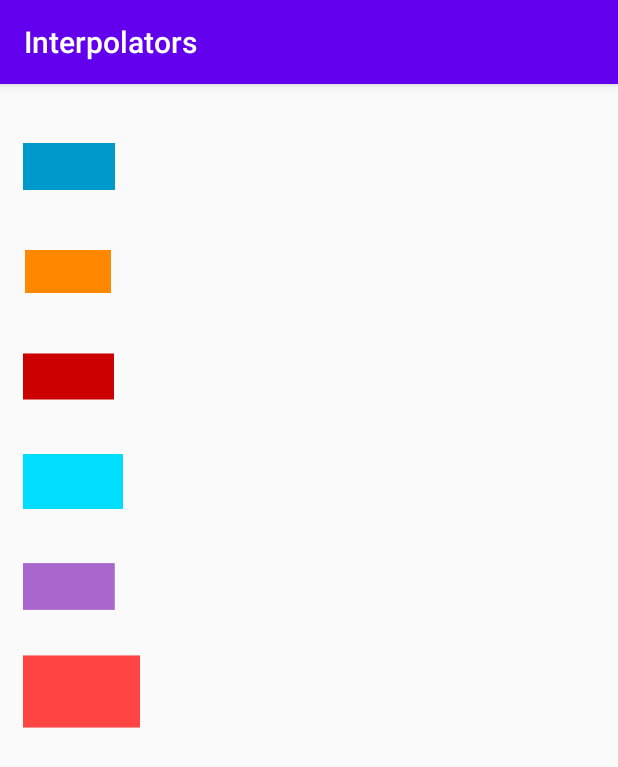
After one commit to elihimas/orchestra, an Android app: the InterpolatorActivity screen opened directly, with no data from a screen before it, on a phone screen of 412 x 824 dp. The commit adds this screen. Shown: the top 767 px of the screen. Run offline under Robolectric (Android 15) with nearby library versions, the phone set to English and light mode, and no system bars.

Commit message:
Added interpolators support Implemented interpolators example

```diff
--- a/app/src/main/AndroidManifest.xml
+++ b/app/src/main/AndroidManifest.xml
@@ -19,6 +19,9 @@
             </intent-filter>
         </activity>
         <activity
+            android:name=".ui.InterpolatorActivity"
+            android:label="@string/example_interpolator" />
+        <activity
             android:name=".activities.MainActivity"
             android:label="@string/examples_title" />
         <activity
@@ -37,9 +40,9 @@
             android:name=".activities.CoordinatorExampleActivity"
             android:label="@string/coordinator_layout" />
         <activity
-            android:theme="@style/AppTheme.NoActionBar"
             android:name=".activities.FormExampleActivity"
-            android:label="@string/form" />
+            android:label="@string/form"
+            android:theme="@style/AppTheme.NoActionBar" />
     </application>
 
 </manifest>
--- a/app/src/main/java/com/elihimas/orchestra/animations/Animations.kt
+++ b/app/src/main/java/com/elihimas/orchestra/animations/Animations.kt
@@ -6,6 +6,8 @@ import android.graphics.Rect
 import android.view.View
 import android.view.ViewAnimationUtils
 import android.view.ViewPropertyAnimator
+import android.view.animation.Interpolator
+import android.view.animation.LinearInterpolator
 import android.widget.TextView
 import androidx.annotation.ColorRes
 import androidx.core.animation.doOnEnd
@@ -38,6 +40,7 @@ abstract class Animation(var duration: Long = OrchestraConfiguration.General.dur
             field = value
         }
     var delay = 0L
+    var interpolator: Interpolator = LinearInterpolator()
 
     var deltaTime = 0F
 
@@ -67,7 +70,8 @@ abstract class Animation(var duration: Long = OrchestraConfiguration.General.dur
         val proportion = 1 - (end - time) / deltaTime
 
         if (proportion in 0.0..1.0) {
-            updateAnimationByProportion(view, proportion)
+            val interpolatedProportion = interpolator.getInterpolation(proportion)
+            updateAnimationByProportion(view, interpolatedProportion)
         }
     }
 
--- a/app/src/main/java/com/elihimas/orchestra/model/Examples.kt
+++ b/app/src/main/java/com/elihimas/orchestra/model/Examples.kt
@@ -1,6 +1,7 @@
 package com.elihimas.orchestra.model
 
 enum class Examples {
+    Interpolator,
     AnimateImage,
     Bouncing,
     BackgroundAndTextColor,
--- a/app/src/main/java/com/elihimas/orchestra/model/ResourcesMapper.kt
+++ b/app/src/main/java/com/elihimas/orchestra/model/ResourcesMapper.kt
@@ -5,6 +5,7 @@ import com.elihimas.orchestra.R
 object ResourcesMapper {
 
     fun map(example: Examples) = when (example) {
+        Examples.Interpolator -> R.string.example_interpolator
         Examples.AnimateImage -> R.string.animate_image
         Examples.Bouncing -> R.string.bouncing
         Examples.BackgroundAndTextColor -> R.string.background_text_color
--- /dev/null
+++ b/app/src/main/java/com/elihimas/orchestra/ui/InterpolatorActivity.kt
@@ -0,0 +1,61 @@
+package com.elihimas.orchestra.ui
+
+import android.os.Bundle
+import android.view.View
+import android.view.animation.*
+import androidx.appcompat.app.AppCompatActivity
+import androidx.interpolator.view.animation.FastOutLinearInInterpolator
+import com.elihimas.orchestra.Orchestra
+import com.elihimas.orchestra.OrchestraContext
+import com.elihimas.orchestra.R
+import kotlinx.android.synthetic.main.activity_interpolator.*
+
+class InterpolatorActivity : AppCompatActivity() {
+
+    override fun onCreate(savedInstanceState: Bundle?) {
+        super.onCreate(savedInstanceState)
+        setContentView(R.layout.activity_interpolator)
+
+        init()
+    }
+
+    private fun init() {
+        Orchestra.launch {
+            parallel {
+                handleSquare(this, square1, AccelerateDecelerateInterpolator())
+                handleSquare(this, square3, AccelerateInterpolator())
+                handleSquare(this, square2, AnticipateInterpolator())
+                handleSquare(this, square4, BounceInterpolator())
+                handleSquare(this, square5, FastOutLinearInInterpolator())
+                handleSquare(this, square6, OvershootInterpolator())
+            }
+        }
+    }
+
+    private fun handleSquare(orchestraContext: OrchestraContext, view: View, interpolator: Interpolator) {
+        rotate(orchestraContext, view, interpolator)
+
+        view.setOnClickListener {
+            Orchestra.launch {
+                rotate(this, view, interpolator)
+            }
+        }
+    }
+
+    private fun rotate(orchestraContext: OrchestraContext, view: View, interpolator: Interpolator) {
+        orchestraContext
+                .on(view)
+                .rotate(180.0f) {
+                    this.interpolator = interpolator
+                    duration = 2400
+                }
+                .scale(2){
+                    this.interpolator = interpolator
+                    duration = 2000
+                }
+                .scale(1){
+                    this.interpolator = interpolator
+                    duration = 2000
+                }
+    }
+}
--- a/app/src/main/java/com/elihimas/orchestra/usecases/ExampleStarter.kt
+++ b/app/src/main/java/com/elihimas/orchestra/usecases/ExampleStarter.kt
@@ -4,12 +4,14 @@ import android.content.Context
 import android.content.Intent
 import com.elihimas.orchestra.activities.*
 import com.elihimas.orchestra.model.Examples
+import com.elihimas.orchestra.ui.InterpolatorActivity
 import com.elihimas.orchestra.ui.animateimage.AnimateImageActivity
 
 class ExampleStarter(private val context: Context) {
 
     fun execute(example: Examples) {
         val nextClass = when (example) {
+            Examples.Interpolator -> InterpolatorActivity::class.java
             Examples.AnimateImage -> AnimateImageActivity::class.java
             Examples.Bouncing -> BouncingButtonExampleActivity::class.java
             Examples.BackgroundAndTextColor -> BackgroundAndTextColorExampleActivity::class.java
--- /dev/null
+++ b/app/src/main/res/layout/activity_interpolator.xml
@@ -0,0 +1,39 @@
+<?xml version="1.0" encoding="utf-8"?>
+<LinearLayout xmlns:android="http://schemas.android.com/apk/res/android"
+    xmlns:tools="http://schemas.android.com/tools"
+    android:layout_width="match_parent"
+    android:layout_height="match_parent"
+    android:orientation="vertical"
+    android:paddingLeft="15dp"
+    tools:context=".ui.InterpolatorActivity">
+
+    <View
+        android:id="@+id/square1"
+        style="@style/InterpolatorSquare"
+        android:background="@android:color/holo_blue_dark" />
+
+    <View
+        android:id="@+id/square2"
+        style="@style/InterpolatorSquare"
+        android:background="@android:color/holo_orange_dark" />
+
+    <View
+        android:id="@+id/square3"
+        style="@style/InterpolatorSquare"
+        android:background="@android:color/holo_red_dark" />
+
+    <View
+        android:id="@+id/square4"
+        style="@style/InterpolatorSquare"
+        android:background="@android:color/holo_blue_bright" />
+
+    <View
+        android:id="@+id/square5"
+        style="@style/InterpolatorSquare"
+        android:background="@android:color/holo_purple" />
+
+    <View
+        android:id="@+id/square6"
+        style="@style/InterpolatorSquare"
+        android:background="@android:color/holo_red_light" />
+</LinearLayout>
--- a/app/src/main/res/values/strings.xml
+++ b/app/src/main/res/values/strings.xml
@@ -56,6 +56,7 @@
     <string name="initial_setup">Initial setup</string>
     <string name="add">Add</string>
     <string name="edit">Edit</string>
+    <string name="example_interpolator">Interpolators</string>
     <!--    animate view-->
 
 
--- a/app/src/main/res/values/styles.xml
+++ b/app/src/main/res/values/styles.xml
@@ -45,4 +45,10 @@
 
     <style name="AppTheme.PopupOverlay" parent="ThemeOverlay.AppCompat.Light" />
 
+    <style name="InterpolatorSquare">
+        <item name="android:layout_width">60dp</item>
+        <item name="android:layout_height">30dp</item>
+        <item name="android:layout_marginTop">40dp</item>
+    </style>
+
 </resources>
```
